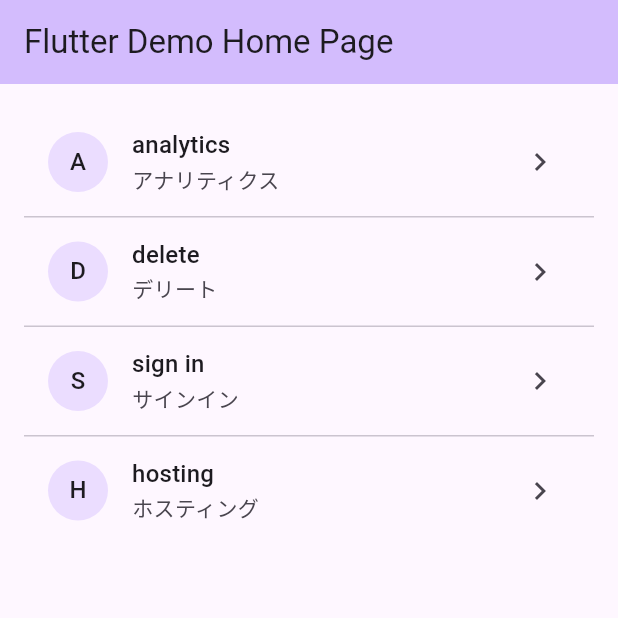
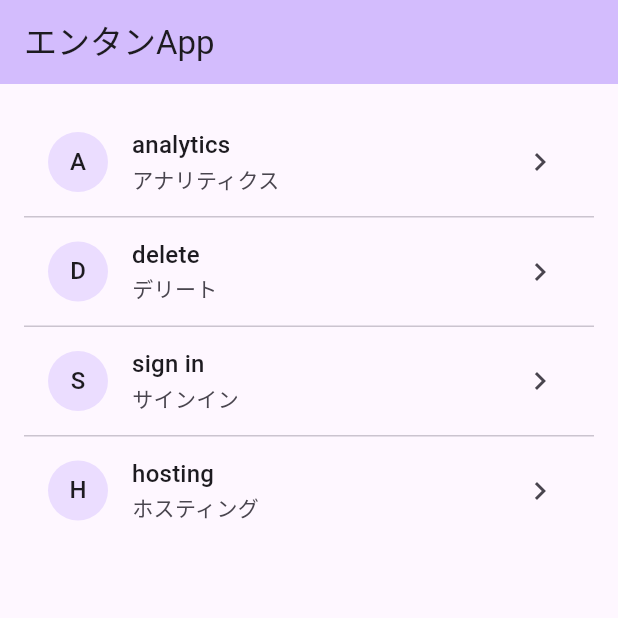
Before and after one commit to HikaruKusanagi27/eitan_app, a Flutter app: the screen it shows after launch, on a phone screen of 412 x 824 dp, the top half of it. Run offline on Flutter 3.47's test engine with Material 3 defaults, Android fonts, the phone set to English and light mode, and no system bars.

Commit message:
列挙子名変更

```diff
--- a/lib/home/home_page.dart
+++ b/lib/home/home_page.dart
@@ -1,10 +1,10 @@
 import 'package:flutter/material.dart';
 
 enum WordEntry {
-  apple(term: 'analytics', meaning: 'アナリティクス'),
-  banana(term: 'delete', meaning: 'デリート'),
-  orange(term: 'sign in', meaning: 'サインイン'),
-  grape(term: 'hosting', meaning: 'ホスティング'),;
+  analytics(term: 'analytics', meaning: 'アナリティクス'),
+  delete(term: 'delete', meaning: 'デリート'),
+  signIn(term: 'sign in', meaning: 'サインイン'),
+  hosting(term: 'hosting', meaning: 'ホスティング');
 
 
   const WordEntry({required this.term, required this.meaning});
--- a/lib/main.dart
+++ b/lib/main.dart
@@ -16,7 +16,7 @@ class MyApp extends StatelessWidget {
 
         colorScheme: ColorScheme.fromSeed(seedColor: Colors.deepPurple),
       ),
-      home: const HomePage(title: 'Flutter Demo Home Page'),
+      home: const HomePage(title: 'エンタンApp'),
     );
   }
 }
```
